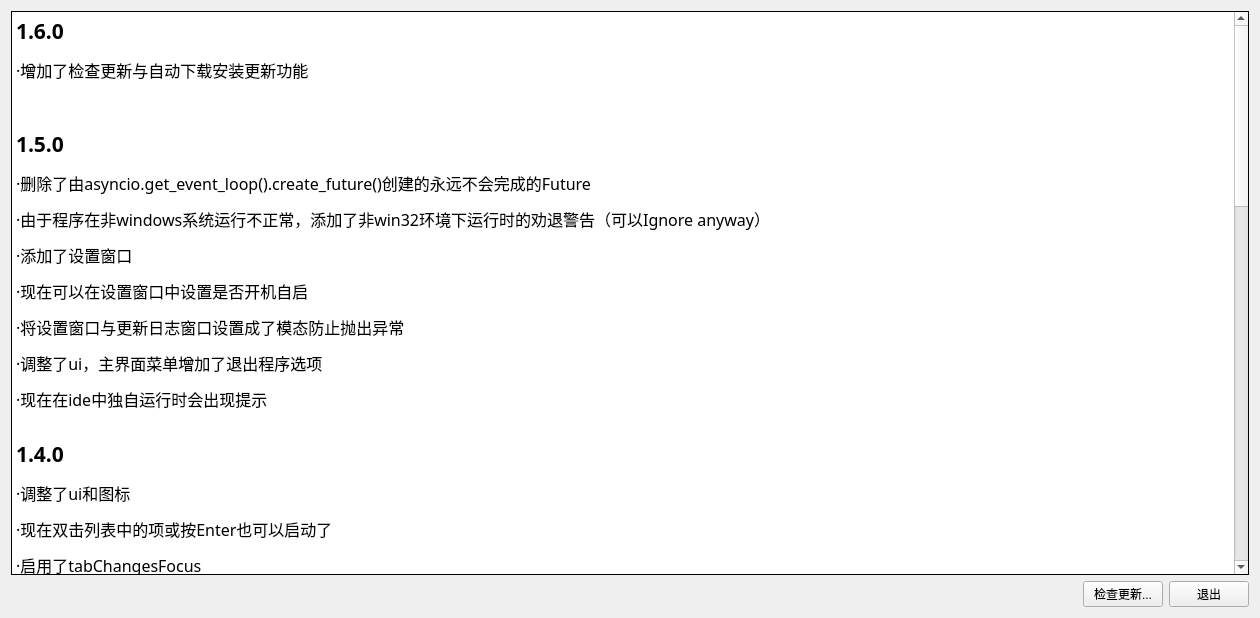
Qt form assets/changelog.ui (Pillowe582/toolkit) before a commit.
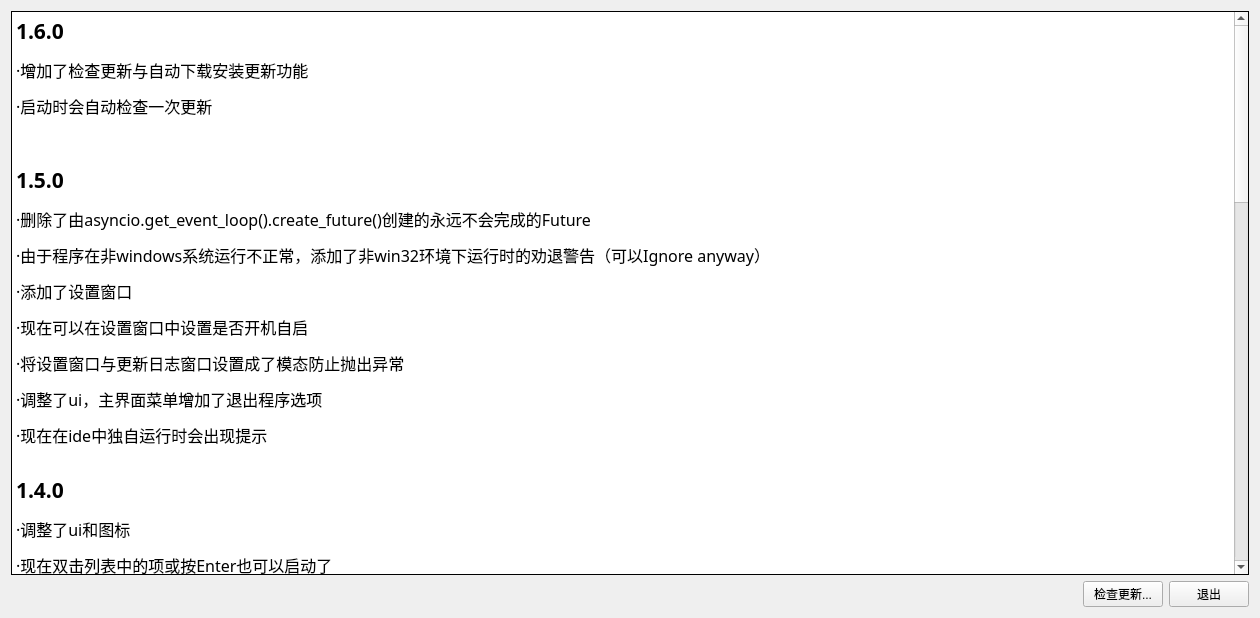
The same form after that commit.

What changed in the file:
```diff
--- a/assets/changelog.ui
+++ b/assets/changelog.ui
@@ -54,6 +54,7 @@
 &lt;/style&gt;&lt;/head&gt;&lt;body style=&quot; font-family:'宋体','宋体'; font-size:9pt; font-weight:400; font-style:normal;&quot;&gt;
 &lt;p style=&quot; margin-top:12px; margin-bottom:12px; margin-left:0px; margin-right:0px; -qt-block-indent:0; text-indent:0px;&quot;&gt;&lt;span style=&quot; font-size:16pt; font-weight:600;&quot;&gt;1.6.0&lt;/span&gt;&lt;/p&gt;
 &lt;p style=&quot; margin-top:12px; margin-bottom:12px; margin-left:0px; margin-right:0px; -qt-block-indent:0; text-indent:0px;&quot;&gt;&lt;span style=&quot; font-size:12pt;&quot;&gt;·增加了检查更新与自动下载安装更新功能&lt;/span&gt;&lt;/p&gt;
+&lt;p style=&quot; margin-top:12px; margin-bottom:12px; margin-left:0px; margin-right:0px; -qt-block-indent:0; text-indent:0px;&quot;&gt;&lt;span style=&quot; font-size:12pt;&quot;&gt;·启动时会自动检查一次更新&lt;/span&gt;&lt;/p&gt;
 &lt;p style=&quot;-qt-paragraph-type:empty; margin-top:12px; margin-bottom:12px; margin-left:0px; margin-right:0px; -qt-block-indent:0; text-indent:0px; font-size:12pt;&quot;&gt;&lt;br /&gt;&lt;/p&gt;
 &lt;p style=&quot; margin-top:12px; margin-bottom:12px; margin-left:0px; margin-right:0px; -qt-block-indent:0; text-indent:0px;&quot;&gt;&lt;span style=&quot; font-size:16pt; font-weight:600;&quot;&gt;1.5.0&lt;/span&gt;&lt;/p&gt;
 &lt;p style=&quot; margin-top:12px; margin-bottom:12px; margin-left:0px; margin-right:0px; -qt-block-indent:0; text-indent:0px;&quot;&gt;&lt;span style=&quot; font-size:12pt;&quot;&gt;·删除了由&lt;/span&gt;&lt;span style=&quot; font-family:'SimSun'; font-size:12pt;&quot;&gt;asyncio.get_event_loop().create_future()创建的永远不会完成的Future&lt;/span&gt;&lt;/p&gt;
```
